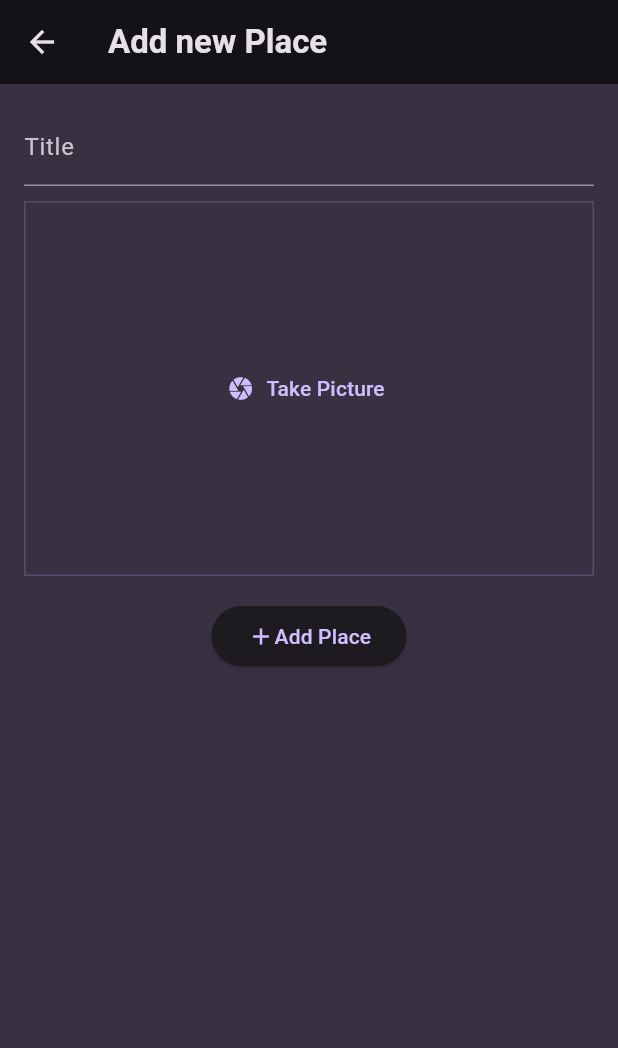
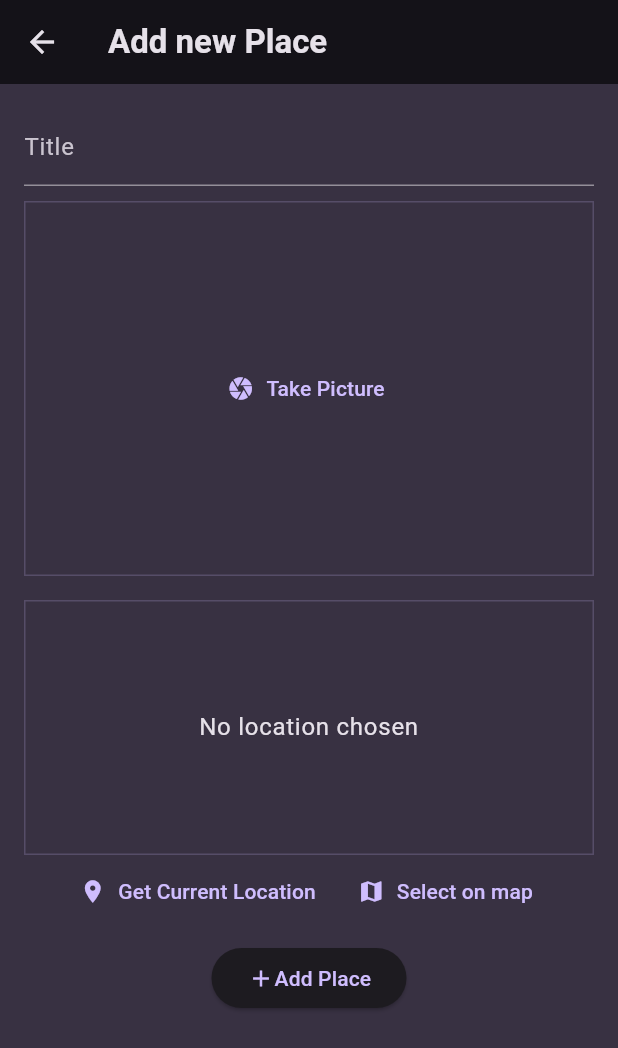
Before and after one commit to SukyDev/favorite_places, a Flutter app: the AddPlaceScreen screen opened directly, on a phone screen of 412 x 824 dp. Shown: the top 1048 px of the screen. Run offline on Flutter 3.47's test engine with Material 3 defaults, Android fonts, the phone set to English and light mode, and no system bars; our stand-ins replace bloc, equatable, flutter_bloc, flutter_map, flutter_riverpod, geocoding and 6 more; missing offline and left inert: flutter_map_location_marker, open_street_map_search_and_pick.

Commit message:
Added maps and location

```diff
--- a/lib/models/place.dart
+++ b/lib/models/place.dart
@@ -7,17 +7,38 @@ class Place {
   final String id;
   final String title;
   final File image;
+  final PlaceLocation location;
 
-  Place({required this.title, required this.image}) : id = uuid.v4();
+  Place({required this.title, required this.image, required this.location}) : id = uuid.v4();
 
   Map<String, dynamic> toJson() {
     final Map<String, dynamic> data = <String, dynamic>{};
     data['title'] = title;
     data['image'] = image;
+    data['location'] = location.toJson();
     return data;
   }
 
   factory Place.fromJson(Map<String, dynamic> json) {
-    return Place(title: json['title'], image: json['image'],);
+    return Place(title: json['title'], image: json['image'], location: json['location']);
   }
 }
+
+class PlaceLocation {
+  const PlaceLocation({required this.latitude, required this.longitude, required this.address});
+  final double latitude;
+  final double longitude;
+  final String address;
+
+  Map<String, dynamic> toJson() {
+    final Map<String, dynamic> data = <String, dynamic>{};
+    data['latitude'] = latitude;
+    data['longitude'] = longitude;
+    data['address'] = address;
+    return data;
+  }
+
+  factory PlaceLocation.fromJson(Map<String, dynamic> json) {
+    return PlaceLocation(latitude: json['latitude'], longitude: json['longitude'], address: json['address']);
+  }
+}
--- a/lib/providers/user_places.dart
+++ b/lib/providers/user_places.dart
@@ -6,8 +6,8 @@ import 'package:riverpod/riverpod.dart';
 class UserPlacesNotifier extends StateNotifier<List<Place>> {
   UserPlacesNotifier() : super(const []);
 
-  void addPlace(String title, File image) {
-    final newPlace = Place(title: title, image: image);
+  void addPlace(String title, File image, PlaceLocation location) {
+    final newPlace = Place(title: title, image: image, location: location);
     state = [newPlace, ...state];
   }
 }
--- a/lib/screens/addPlace/view/add_place.dart
+++ b/lib/screens/addPlace/view/add_place.dart
@@ -3,6 +3,7 @@ import 'dart:io';
 import 'package:favorite_places/providers/user_places.dart';
 import 'package:favorite_places/screens/places/bloc/places_list_bloc.dart';
 import 'package:favorite_places/widgets/image_input.dart';
+import 'package:favorite_places/widgets/location_input.dart';
 import 'package:flutter/material.dart';
 import 'package:flutter_bloc/flutter_bloc.dart';
 import 'package:path_provider/path_provider.dart';
@@ -26,16 +27,18 @@ class _AddPlaceScreenState extends ConsumerState<AddPlaceScreen> {
   bool _isLoading = false;
   bool _isStateSaved = false;
   File? _selectedImage;
+  PlaceLocation? _placeLocation;
 
   void _saveCurrentState() {
     _formKey.currentState!.save();
     final enteredText = _name;
 
-    if (enteredText == null || enteredText.isEmpty || _selectedImage == null) {
+
+    if (enteredText == null || enteredText.isEmpty || _selectedImage == null || _placeLocation == null) {
       return;
     }
 
-    ref.read(userPlacesProvider.notifier).addPlace(enteredText, _selectedImage!);
+    ref.read(userPlacesProvider.notifier).addPlace(enteredText, _selectedImage!, _placeLocation!);
   }
 
   void _returnToMainScreen() async {
@@ -86,6 +89,12 @@ class _AddPlaceScreenState extends ConsumerState<AddPlaceScreen> {
                 const SizedBox(
                   height: 16,
                 ),
+
+                LocationInput(onPickedLocation: (location) {
+                  _placeLocation = location;
+                  print('Adresa ${location.address}');
+                },),
+                const SizedBox(height: 10,),
                 SizedBox(
                     width: 130,
                     child: BlocListener<AddPlaceBloc, AddPlaceState>(
@@ -121,7 +130,7 @@ class _AddPlaceScreenState extends ConsumerState<AddPlaceScreen> {
                                     context.read<AddPlaceBloc>().add(
                                           AddPlaceAddingFinished(
                                             isFinished: true,
-                                            place: Place(title: _name!, image: _selectedImage!),
+                                            place: Place(title: _name!, image: _selectedImage!, location: PlaceLocation(latitude: 0, longitude: 0, address: '')),
                                           ),
                                         );
                                     _returnToMainScreen();
--- a/lib/widgets/image_input.dart
+++ b/lib/widgets/image_input.dart
@@ -18,11 +18,11 @@ class ImageInput extends StatefulWidget {
 
 class _ImageInputState extends State<ImageInput> {
   File? _selectedImage;
+  final _imagePicker = ImagePicker();
 
   void _takePicture() async {
-    final imagePicker = ImagePicker();
     final pickedImage =
-        await imagePicker.pickImage(source: ImageSource.camera, maxWidth: 600);
+        await _imagePicker.pickImage(source: ImageSource.camera, maxWidth: 600);
     if (pickedImage == null) {
       return;
     }
--- /dev/null
+++ b/lib/widgets/location_input.dart
@@ -0,0 +1,209 @@
+import 'package:favorite_places/models/place.dart';
+import 'package:flutter/foundation.dart';
+import 'package:flutter/material.dart';
+import 'package:flutter_map/flutter_map.dart';
+import 'package:geocoding/geocoding.dart';
+import 'package:geolocator/geolocator.dart';
+import 'package:latlong2/latlong.dart';
+import 'package:flutter_map_location_marker/flutter_map_location_marker.dart';
+import 'package:open_street_map_search_and_pick/open_street_map_search_and_pick.dart';
+
+class LocationInput extends StatefulWidget {
+  const LocationInput({super.key, required this.onPickedLocation});
+
+  final void Function(PlaceLocation location) onPickedLocation;
+
+  @override
+  State<LocationInput> createState() {
+    return _LocationInputState();
+  }
+}
+
+class _LocationInputState extends State<LocationInput> {
+  var _isGettingLocation = false;
+  var _isLocationFetched = false;
+  var _isSettingLocation = false;
+  double? _fetchedLatitude;
+  double? _fetchedLongitude;
+  PlaceLocation? _pickedLocation;
+  List<Placemark>? newPlace;
+
+  @override
+  void initState() {
+    super.initState();
+    _fetchedLongitude = null;
+    _fetchedLongitude = null;
+    _pickedLocation = null;
+    newPlace = null;
+  }
+
+  @override
+  void dispose() {
+    _pickedLocation = null;
+    newPlace = null;
+    super.dispose();
+  }
+
+  Future<Position> _determinePosition() async {
+    bool serviceEnabled;
+    LocationPermission permission;
+
+    // Test if location services are enabled.
+    serviceEnabled = await Geolocator.isLocationServiceEnabled();
+    if (!serviceEnabled) {
+      // Location services are not enabled don't continue
+      // accessing the position and request users of the
+      // App to enable the location services.
+      return Future.error('Location services are disabled.');
+    }
+
+    permission = await Geolocator.checkPermission();
+    if (permission == LocationPermission.denied) {
+      permission = await Geolocator.requestPermission();
+      if (permission == LocationPermission.denied) {
+        // Permissions are denied, next time you could try
+        // requesting permissions again (this is also where
+        // Android's shouldShowRequestPermissionRationale
+        // returned true. According to Android guidelines
+        // your App should show an explanatory UI now.
+        return Future.error('Location permissions are denied');
+      }
+    }
+
+    if (permission == LocationPermission.deniedForever) {
+      // Permissions are denied forever, handle appropriately.
+      return Future.error(
+          'Location permissions are permanently denied, we cannot request permissions.');
+    }
+
+    if (mounted) {
+      setState(() {
+        _isGettingLocation = true;
+      });
+    }
+    // When we reach here, permissions are granted and we can
+    // continue accessing the position of the device.
+    final Position position = await Geolocator.getCurrentPosition();
+    _fetchedLatitude = position.latitude;
+    _fetchedLongitude = position.longitude;
+    if (mounted) {
+      setState(() {
+        _isGettingLocation = false;
+        _isLocationFetched = true;
+      });
+    }
+    _pickedLocation = await fetchedLocation;
+    if (_pickedLocation != null) {
+      widget.onPickedLocation(_pickedLocation!);
+    }
+    return position;
+  }
+
+  Future<PlaceLocation> get fetchedLocation async {
+    newPlace =
+        await placemarkFromCoordinates(_fetchedLatitude!, _fetchedLongitude!);
+    Placemark? placemark = newPlace?[0];
+    return PlaceLocation(
+        latitude: _fetchedLatitude!,
+        longitude: _fetchedLongitude!,
+        address:
+            ('${placemark!.name}, ${placemark!.postalCode} ${placemark!.locality}, ${placemark!.country}'));
+  }
+
+  @override
+  Widget build(BuildContext context) {
+    Widget previewContent = Text(
+      "No location chosen",
+      textAlign: TextAlign.center,
+      style: Theme.of(context).textTheme.bodyLarge!.copyWith(
+            color: Theme.of(context).colorScheme.onBackground,
+          ),
+    );
+
+    if (_isGettingLocation) {
+      previewContent = const CircularProgressIndicator();
+    }
+
+    if (_isSettingLocation) {
+      print("Location je: ${_pickedLocation}");
+      previewContent = OpenStreetMapSearchAndPick(
+          locationPinTextStyle: TextStyle(fontSize: 0),
+          buttonColor: Colors.blue,
+          buttonText: 'Select Location',
+          onPicked: (pickedData) {
+            print(pickedData.address);
+            String street = pickedData.address['road'];
+            String houseNumber = pickedData.address['house_number'];
+            String postCode = pickedData.address['postcode'];
+            String city = pickedData.address['city'];
+            String country = pickedData.address['country'];
+            String formattedAddress = ('$street $houseNumber, $postCode $city, $country');
+            _pickedLocation = PlaceLocation(
+                latitude: pickedData.latLong.latitude,
+                longitude: pickedData.latLong.longitude,
+                address: formattedAddress);
+            if (_pickedLocation != null) {
+              widget.onPickedLocation(_pickedLocation!);
+            }
+          });
+    }
+
+    if (_isLocationFetched) {
+      previewContent = FlutterMap(
+          options: MapOptions(
+              initialCenter: LatLng(_fetchedLatitude!, _fetchedLongitude!)),
+          mapController: MapController(),
+          children: [
+            TileLayer(
+              urlTemplate: 'https://tile.openstreetmap.org/{z}/{x}/{y}.png',
+              userAgentPackageName: 'com.example.favoritePlaces',
+            ),
+            RichAttributionWidget(attributions: [
+              TextSourceAttribution(
+                'OpenStreetMap contributors',
+                onTap: () {},
+              )
+            ]),
+            CurrentLocationLayer(),
+          ]);
+    }
+
+    return Column(
+      children: [
+        Container(
+          height: 170,
+          width: double.infinity,
+          alignment: Alignment.center,
+          decoration: BoxDecoration(
+            border: Border.all(
+                color: Theme.of(context).colorScheme.primary.withOpacity(0.2),
+                width: 1),
+          ),
+          child: previewContent,
+        ),
+        Row(
+          mainAxisAlignment: MainAxisAlignment.center,
+          children: [
+            TextButton.icon(
+              icon: const Icon(Icons.location_on),
+              label: const Text('Get Current Location'),
+              onPressed: _determinePosition,
+            ),
+            TextButton.icon(
+              icon: const Icon(Icons.map),
+              label: const Text('Select on map'),
+              onPressed: () {
+                setState(() {
+                  _pickedLocation = null;
+                  _isGettingLocation = false;
+                  _isLocationFetched = false;
+                  _isSettingLocation = true;
+                });
+              },
+            )
+          ],
+        ),
+      ],
+    );
+  }
+}
```
Also changed, not shown: lib/screens/places/view/places_list.dart (+10 -1 lines), lib/screens/places_detail/view/place_details.dart (+26 -1 lines), pubspec.yaml (+6 -1 lines), pubspec.lock, 7 other files.
